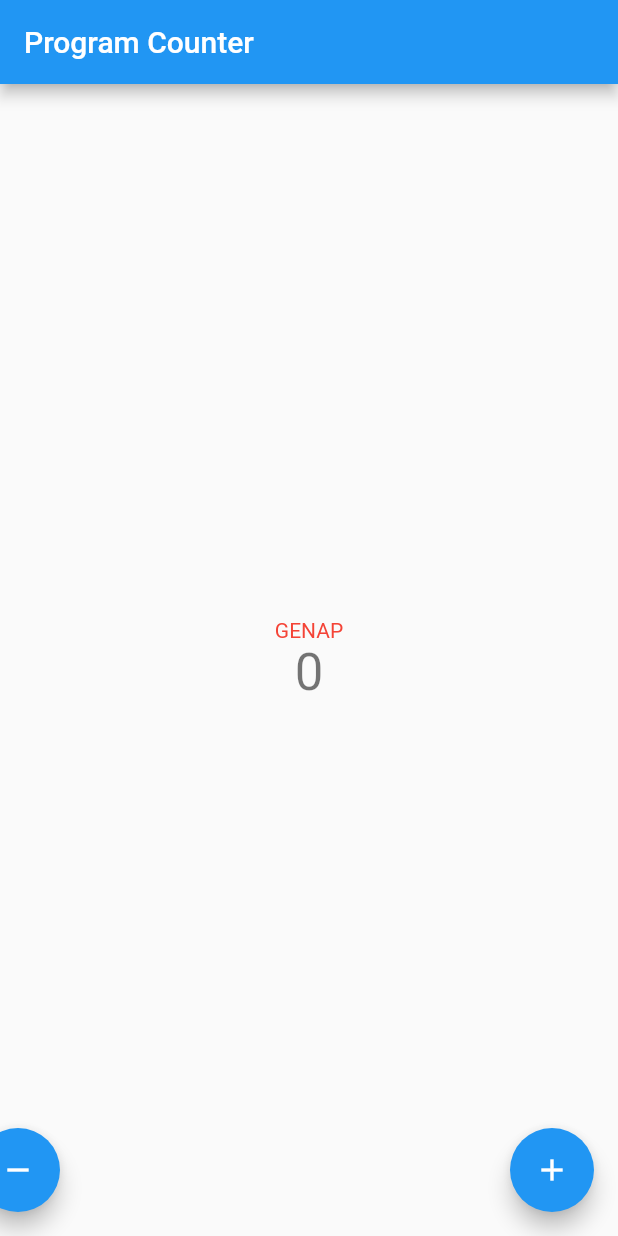
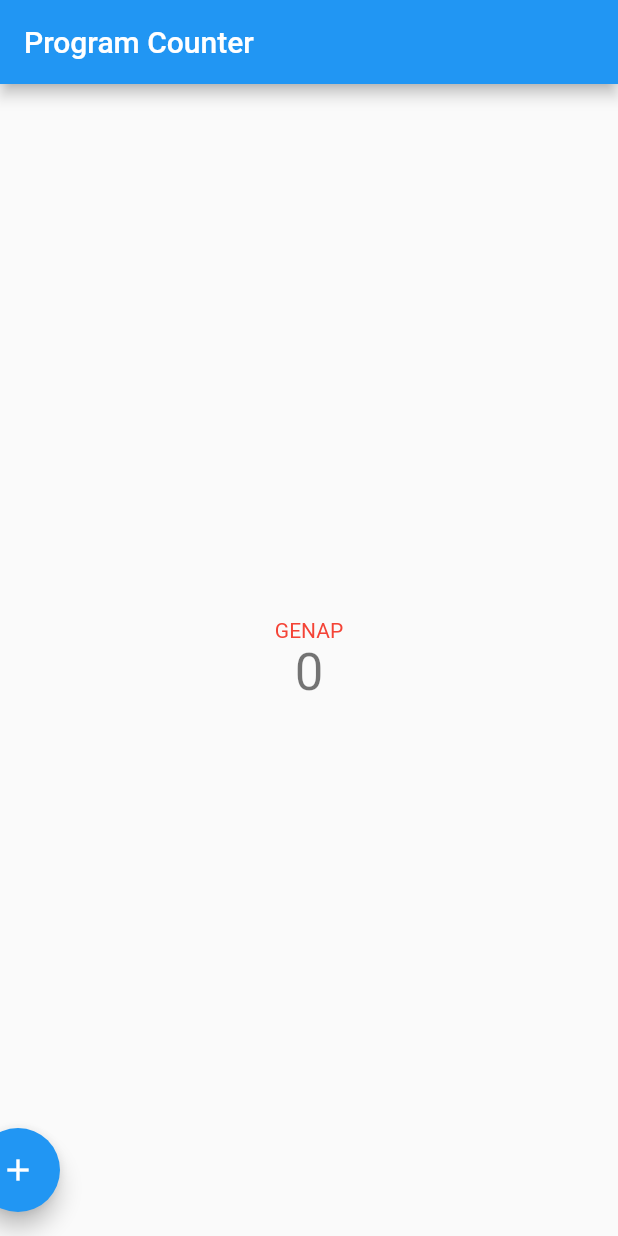
Before and after one commit to iqbalpa/pbp-flutter-lab, a Flutter app: the screen it shows after launch, on a phone screen of 412 x 824 dp. Run offline on Flutter 3.47's test engine with Material 2 defaults, Android fonts, the phone set to English and light mode, and no system bars.

Commit message:
Tugas 7: implemented bonus

```diff
--- a/lib/main.dart
+++ b/lib/main.dart
@@ -127,10 +127,12 @@ class _MyHomePageState extends State<MyHomePage> {
       ),
       floatingActionButton:
           Row(mainAxisAlignment: MainAxisAlignment.spaceBetween, children: [
-        FloatingActionButton(
-            onPressed: _decrementCounter,
-            tooltip: 'Decrement',
-            child: const Icon(Icons.remove)),
+        if (_counter != 0) ...[
+          FloatingActionButton(
+              onPressed: _decrementCounter,
+              tooltip: 'Decrement',
+              child: const Icon(Icons.remove))
+        ],
         FloatingActionButton(
             onPressed: _incrementCounter,
             tooltip: 'Increment',
```
